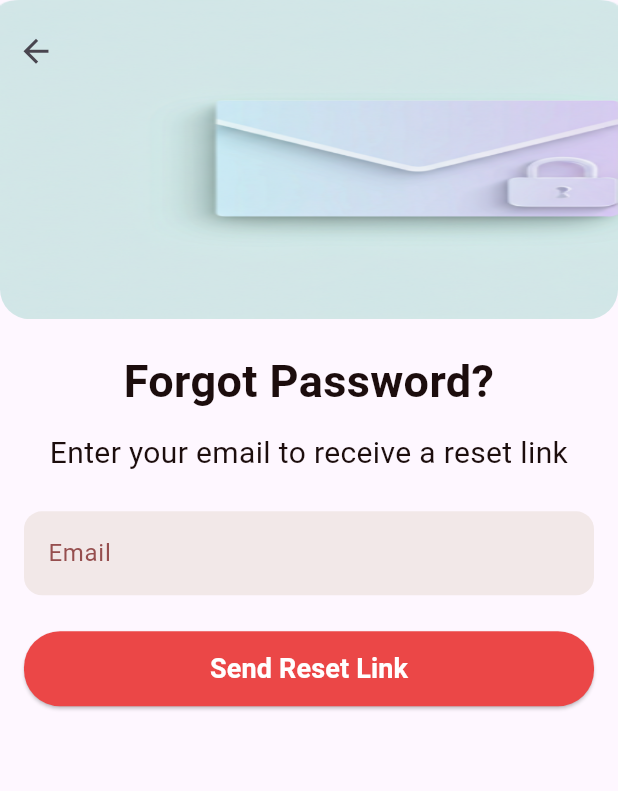
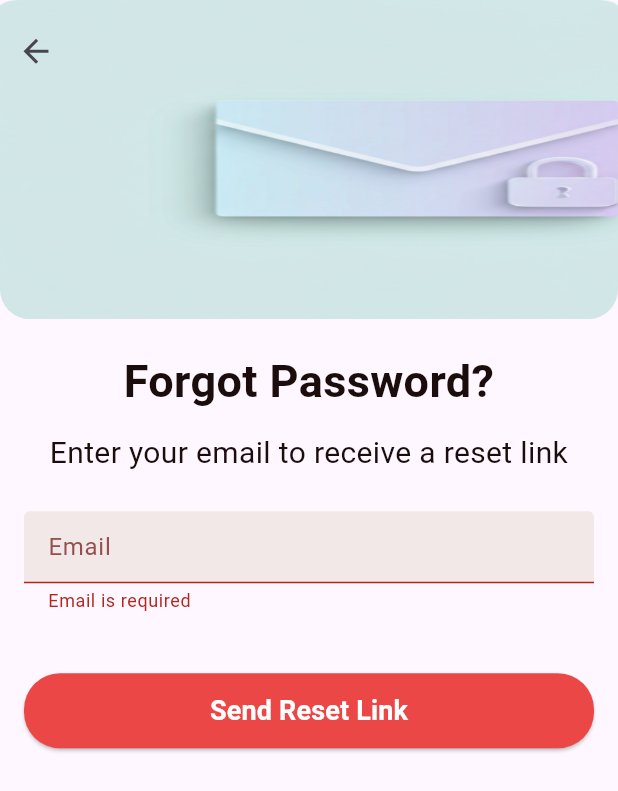
Before and after one commit to AhmedOmarG3/FoodGoApp, a Flutter app: the ForgetPasswordView screen opened by its route, after a tap on "Send Reset Link", on a phone screen of 412 x 824 dp. Shown: the top 791 px of the screen. Run offline on Flutter 3.47's test engine with Material 3 defaults, Android fonts, the phone set to English and light mode, and no system bars; our stand-ins replace dartz, firebase_auth, firebase_core, flutter_bloc, go_router; accounts and stored records are empty.

Commit message:
finish forget password

```diff
--- a/lib/core/utils/error_handler.dart
+++ b/lib/core/utils/error_handler.dart
@@ -20,6 +20,8 @@ class AuthErrorHandler {
         return 'No user found with this email.';
       case 'wrong-password':
         return 'Incorrect password. Please try again.';
+      case 'invalid-credential':
+        return 'The email or password is incorrect. Please try again.';
 
       // Common errors
       case 'too-many-requests':
--- a/lib/features/Auth/data/repos/auth_repo.dart
+++ b/lib/features/Auth/data/repos/auth_repo.dart
@@ -4,5 +4,5 @@ import 'package:dartz/dartz.dart';
 abstract class AuthRepository {
   Future<Either<String, UserCredential>> signUp(String email, String password);
   Future<Either<String, UserCredential>> login(String email, String password);
-
+  Future<Either<String, Unit>> resetPassword(String email);
 }
--- a/lib/features/Auth/presentation/blocs/auth_cubit/auth_cubit.dart
+++ b/lib/features/Auth/presentation/blocs/auth_cubit/auth_cubit.dart
@@ -7,7 +7,7 @@ class AuthCubit extends Cubit<AuthState> {
 
   AuthCubit({required this.authRepository}) : super(AuthInitial());
 
-  Future<void> login(String email, String password) async {
+  Future<void> login({required String email,required String password}) async {
     emit(AuthLoading());
     final result = await authRepository.login(email, password);
     result.fold(
@@ -24,4 +24,15 @@ class AuthCubit extends Cubit<AuthState> {
       (success) => emit(AuthSuccess()),
     );
   }
+
+  Future<void> resetPassword(String email) async {
+  emit(AuthLoading());
+
+  final result = await authRepository.resetPassword(email);
+
+  result.fold(
+    (failureMessage) => emit(AuthFailure(error: failureMessage)),
+    (_) => emit(AuthResetPasswordSuccess('Password reset email sent! Check your inbox.')),
+  );
 }
+}
--- a/lib/features/Auth/presentation/blocs/auth_cubit/auth_state.dart
+++ b/lib/features/Auth/presentation/blocs/auth_cubit/auth_state.dart
@@ -8,7 +8,10 @@ class AuthInitial extends AuthState {}
 class AuthLoading extends AuthState {}
 
 class AuthSuccess extends AuthState {}
-
+class AuthResetPasswordSuccess extends AuthState {
+  final String message;
+  AuthResetPasswordSuccess(this.message);
+}
 class AuthFailure extends AuthState {
   final String error;
   AuthFailure({required this.error});
--- a/lib/features/Auth/presentation/widgets/forget_password_view_body.dart
+++ b/lib/features/Auth/presentation/widgets/forget_password_view_body.dart
@@ -1,17 +1,39 @@
 import 'package:flutter/material.dart';
+import 'package:flutter_bloc/flutter_bloc.dart';
 import 'package:food_go/core/utils/app_images.dart';
 import 'package:food_go/core/utils/styles.dart';
+import 'package:food_go/core/utils/vaidator_class.dart';
+import 'package:food_go/features/Auth/presentation/blocs/auth_cubit/auth_cubit.dart';
+import 'package:food_go/features/Auth/presentation/blocs/auth_cubit/auth_state.dart';
 import 'package:food_go/features/Auth/presentation/widgets/auth_text_field.dart';
 import 'package:food_go/features/Auth/presentation/widgets/custom_button.dart';
 import 'package:food_go/features/Auth/presentation/widgets/custom_image.dart';
 
 class ForgetPasswordViewBody extends StatelessWidget {
-  const ForgetPasswordViewBody({super.key});
+  ForgetPasswordViewBody({super.key});
+
+  final TextEditingController emailController = TextEditingController();
+  final GlobalKey<FormState> formKey = GlobalKey<FormState>();
 
   @override
   Widget build(BuildContext context) {
-    return Column(mainAxisAlignment: MainAxisAlignment.start, children: [
-      const Stack(children: [
+    return BlocListener<AuthCubit, AuthState>(
+      listener: (context, state) {
+        if (state is AuthResetPasswordSuccess) {
+          ScaffoldMessenger.of(context).showSnackBar(
+            const SnackBar(content: Text('Reset link sent to your email')),
+          );
+        } else if (state is AuthFailure) {
+          ScaffoldMessenger.of(context).showSnackBar(
+            SnackBar(content: Text(state.error)),
+          );
+        }
+      },
+      child: Column(
+        mainAxisAlignment: MainAxisAlignment.start,
+        children: [
+          const Stack(
+            children: [
               CustomImage(
                 imagePath: AppImages.imagesForgetPassword,
               ),
@@ -25,34 +47,45 @@ class ForgetPasswordViewBody extends StatelessWidget {
                   ],
                 ),
               )
-      ]),
-      const SizedBox(
-        height: 20,
+            ],
           ),
+          const SizedBox(height: 20),
           Text(
             textAlign: TextAlign.center,
             'Forgot Password?',
             style: Styles.textStyle28.copyWith(color: const Color(0xff1C0D0D)),
           ),
-      const SizedBox(
-        height: 12,
-      ),
+          const SizedBox(height: 12),
           Text(
             textAlign: TextAlign.center,
             'Enter your email to receive a reset link ',
             style: Styles.textStyle20.copyWith(
                 color: const Color(0xff1C0D0D), fontWeight: FontWeight.w400),
           ),
-      const SizedBox(
-        height: 12,
-      ),
-      const AuthTextField(
+          const SizedBox(height: 12),
+          Form(
+            key: formKey,
+            child: Column(
+              children: [
+                AuthTextField(
                     hint: 'Email',
-      ),
+                    controller: emailController,
+                    validator: AuthValidators.emailValidator()),
+                const SizedBox(height: 16),
                 CustomAuthButton(
-        onPressed: () {},
+                  onPressed: () {
+                    if (formKey.currentState!.validate()) {
+                      final email = emailController.text.trim();
+                      context.read<AuthCubit>().resetPassword(email);
+                    }
+                  },
                   text: 'Send Reset Link',
                 ),
-    ]);
+              ],
+            ),
+          ),
+        ],
+      ),
+    );
   }
 }
```
Also changed, not shown: lib/features/Auth/data/repositories_impl/auth_repo_impl.dart (+12 -0 lines), lib/features/Auth/presentation/widgets/login_view_body.dart (+56 -4 lines). Lines whose indentation alone changed are shown as unchanged.
